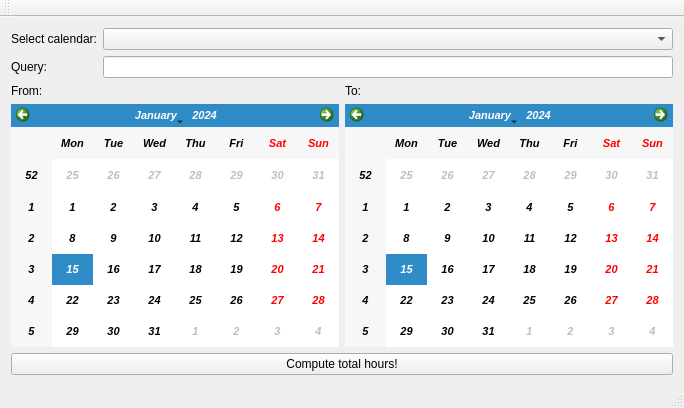
Qt form time-tracker/mainwindow.ui (robol/time-tracker) before a commit.
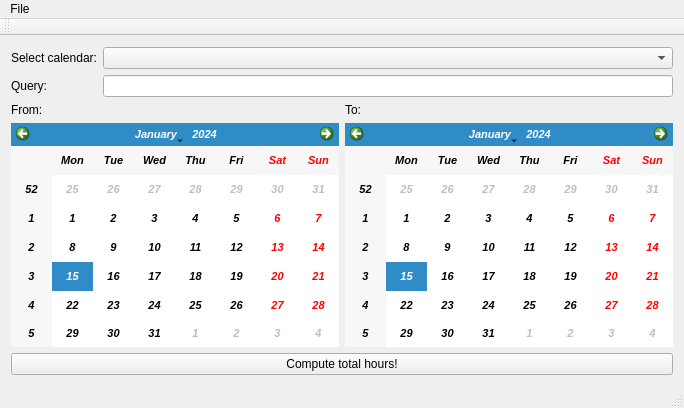
The same form after that commit.

Patch:
```diff
--- a/time-tracker/mainwindow.ui
+++ b/time-tracker/mainwindow.ui
@@ -121,6 +121,13 @@
      <height>25</height>
     </rect>
    </property>
+   <widget class="QMenu" name="menuFile">
+    <property name="title">
+     <string>File</string>
+    </property>
+    <addaction name="actionDisconnect"/>
+   </widget>
+   <addaction name="menuFile"/>
   </widget>
   <widget class="QToolBar" name="mainToolBar">
    <attribute name="toolBarArea">
```
Left out of the diff: 5 changed lines with no effect on the pictures.
